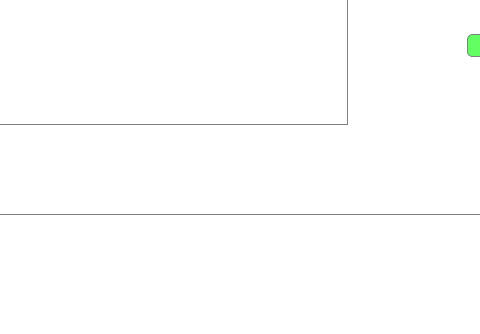
Qt form Desktop/frecuencia.ui (juan2914/Fobia) before a commit; both pictures show x 93 to 573 and y 266 to 600 of the 800 by 600 pixel window.
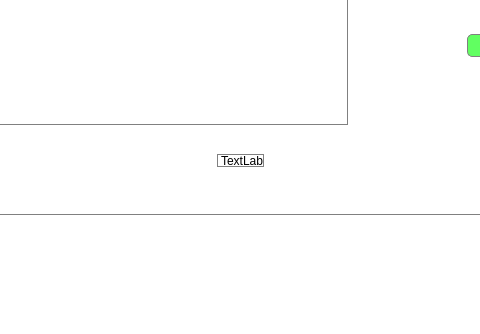
The same form after that commit. Icons and pictures are not drawn.

Diff of the .ui file:
```diff
--- a/Desktop/frecuencia.ui
+++ b/Desktop/frecuencia.ui
@@ -183,6 +183,19 @@
       <bool>true</bool>
      </property>
     </widget>
+    <widget class="QLabel" name="pqrst">
+     <property name="geometry">
+      <rect>
+       <x>270</x>
+       <y>370</y>
+       <width>47</width>
+       <height>13</height>
+      </rect>
+     </property>
+     <property name="text">
+      <string>TextLabel</string>
+     </property>
+    </widget>
    </widget>
    <zorder>widget</zorder>
    <zorder>widget_2</zorder>
```
